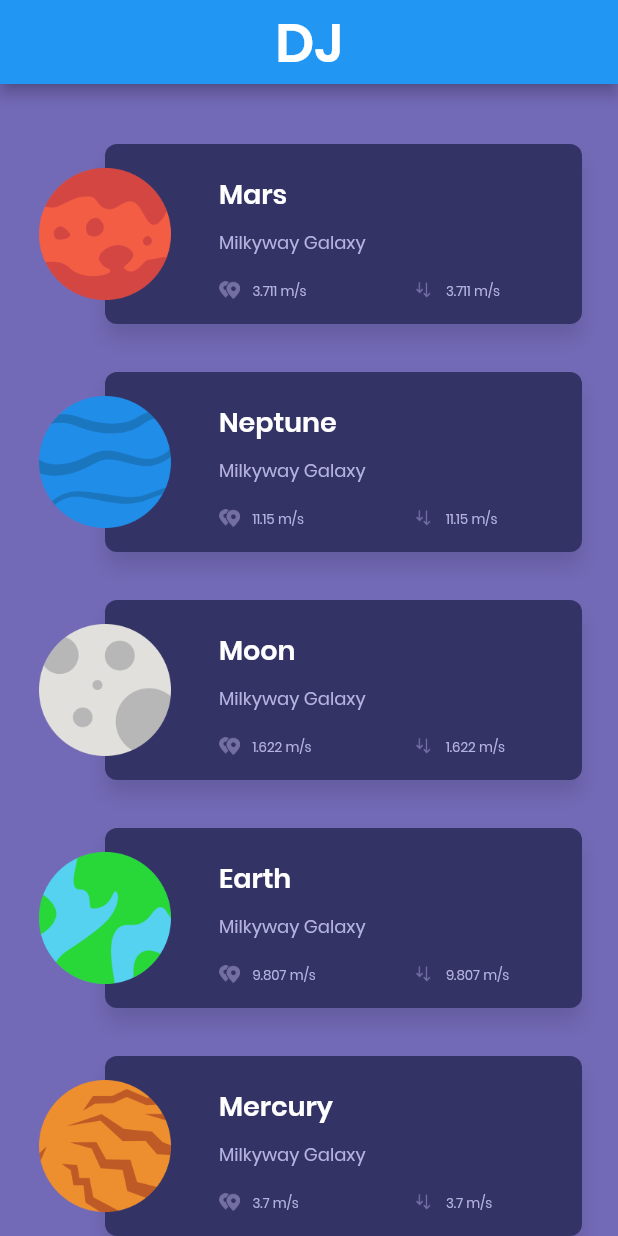
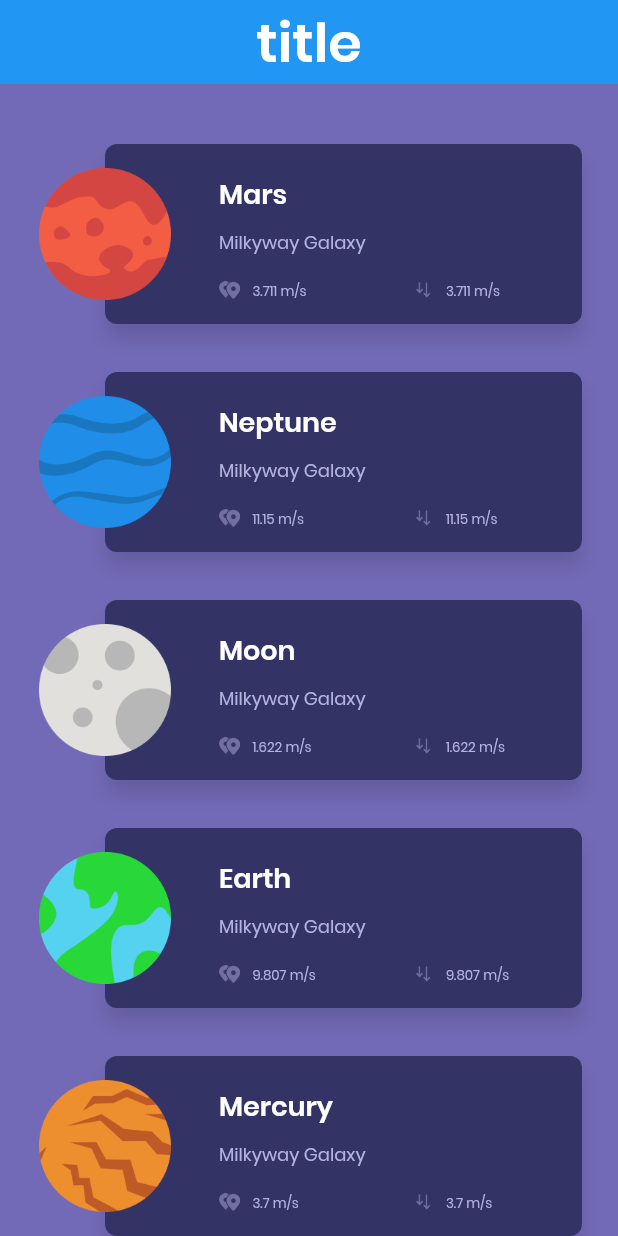
Before and after one commit to Dev-Beom/DJ, a Flutter app: the screen it shows after launch, on a phone screen of 412 x 824 dp. Run offline on Flutter 3.47's test engine with Material 2 defaults, Android fonts, the phone set to English and light mode, and no system bars.

Commit message:
Add Annotation
Add Annotation

```diff
--- a/dj_app/lib/src/HomePage.dart
+++ b/dj_app/lib/src/HomePage.dart
@@ -10,18 +10,18 @@ class _HomePageState extends State<HomePage> {
   @override
   Widget build(BuildContext context) {
     return Scaffold(
-      appBar: AppBar(
-        centerTitle: true,
-        title: Text(
-          'DJ',
-          style: TextStyle(
-            color: Colors.white,
-            fontFamily: 'Poppins',
-            fontWeight: FontWeight.w600,
-            fontSize: 36.0,
-          ),
-        ),
-      ),
+      // appBar: AppBar(
+      //   centerTitle: true,
+      //   title: Text(
+      //     'DJ',
+      //     style: TextStyle(
+      //       color: Colors.white,
+      //       fontFamily: 'Poppins',
+      //       fontWeight: FontWeight.w600,
+      //       fontSize: 36.0,
+      //     ),
+      //   ),
+      // ),
       body: Column(
         mainAxisAlignment: MainAxisAlignment.center,
         children: <Widget>[
--- a/dj_app/lib/src/HomePageBody.dart
+++ b/dj_app/lib/src/HomePageBody.dart
@@ -11,13 +11,34 @@ class HomePageBody extends StatelessWidget {
         child: CustomScrollView(
           scrollDirection: Axis.vertical,
           slivers: <Widget>[
+            SliverAppBar(
+              //스크롤을 올리면 AppBar를 숨길지 보일지에 대한 설정
+              centerTitle: true,
+              floating: true, //스크롤 내릴 때 SliverAppBar가 나옴(true), 안 나옴(false)
+              pinned: false, //스크롤 올릴 때 SliverAppBar가 남아있음(true), 남 남아 있음(false)
+              snap:
+                  true, //floating이 true일 때만 true값을 가질 수 있음. floating 중간에 손을 땟을 때 SliverAppBar의 사이즈가 끝으로 감(true), 그대로 멈춤(false)
+              title: Text(
+                'title',
+                style: TextStyle(
+                  color: Colors.white,
+                  fontFamily: 'Poppins',
+                  fontWeight: FontWeight.w600,
+                  fontSize: 36.0,
+                ),
+              ),
+            ),
             SliverPadding(
+              //다른 Sliver를 포함하고 패딩을 적용 할 수 있는 간단한 Sliver
               padding: EdgeInsets.symmetric(vertical: 24.0),
               sliver: SliverFixedExtentList(
-                itemExtent: 152.0,
+                //SliverList와 비슷하지만 '높이가 고정 된 항목'의 경우 사용, slivers 속성 안에 위젯 배열로 자식 데이터들이 들어간다.
+                itemExtent: 152.0, //행의 크기를 설정하는 속성, 크기가 모두 같으면 그리는 속도가 빨라진다.
                 delegate: SliverChildBuilderDelegate(
+                    //ListView.builder와 같은 기능을 제공한다
                     (context, index) => Summary(restaurants[index]),
-                    childCount: restaurants.length),
+                    childCount: restaurants
+                        .length), //childCount는 아래에 있을 자식들이 몇개인지 설정해주는 속성
               ),
             )
           ],
--- a/dj_app/lib/src/Summary.dart
+++ b/dj_app/lib/src/Summary.dart
@@ -7,7 +7,8 @@ class Summary extends StatelessWidget {
   final Restaurant restaurant;
   final bool horizontal;
 
-  Summary(this.restaurant, {this.horizontal = true});
+  Summary(this.restaurant,
+      {this.horizontal = true}); //생성자는 restaurant 정보와 horizontal 2개를 받을 수 있게 설정
   Summary.vertical(this.restaurant) : horizontal = false;
 
   @override
@@ -94,7 +95,8 @@ class Summary extends StatelessWidget {
     );
 
     return GestureDetector(
-      onTap: horizontal
+      //GestureDetector은 사용자가 스크린을 터치하거나 더블클릭, 드래그 등등 사용자 모션을 캡처해서 이벤트를 가져오기 위해 사용되는 위젯
+      onTap: horizontal //horizontal이 true일 때 navigator을 사용
           ? () => Navigator.of(context).push(
                 PageRouteBuilder(
                   pageBuilder: (_, __, ___) => DetailPage(restaurant),
@@ -103,7 +105,7 @@ class Summary extends StatelessWidget {
                           FadeTransition(opacity: animation, child: child),
                 ),
               )
-          : null,
+          : null, //horizontal이 false일 때 null을 사용
       child: Container(
         margin: EdgeInsets.symmetric(
           vertical: 16.0,
--- a/dj_app/lib/src/model/Restaurant.dart
+++ b/dj_app/lib/src/model/Restaurant.dart
@@ -1,3 +1,5 @@
+//표현할 데이터 모델.
+
 class Restaurant {
   final String id;
   final String name;
```
